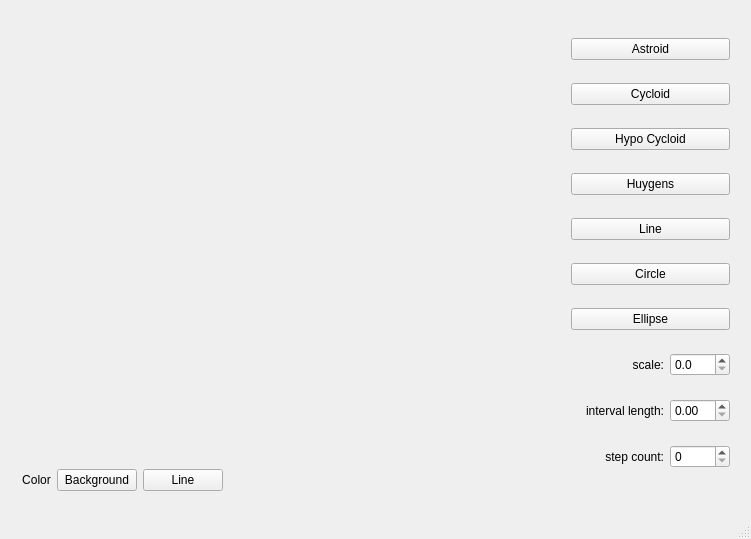
First picture: the form in mainwindow.ui, repository andregri/QtCurvesCPP, before the edit.
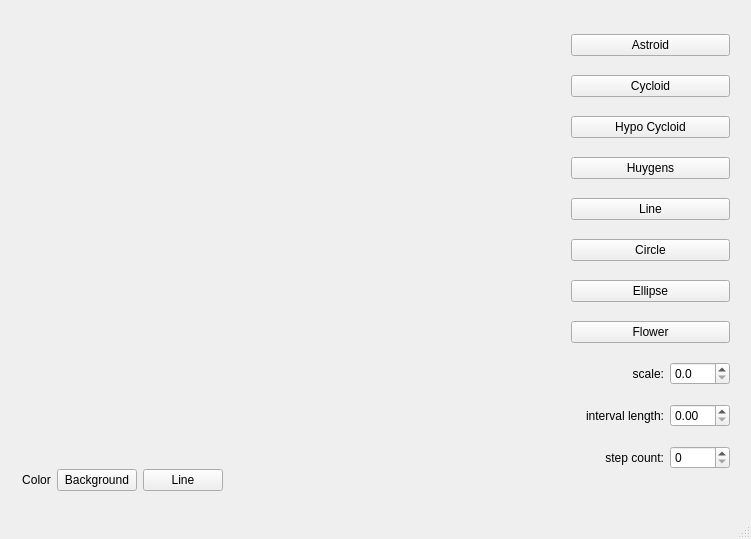
Second picture: the form after the edit. Custom widgets are drawn as their Qt base class.

Commit message: add flower curve

```diff
--- a/mainwindow.ui
+++ b/mainwindow.ui
@@ -73,6 +73,13 @@
        </property>
       </widget>
      </item>
+     <item>
+      <widget class="QPushButton" name="btnFlower">
+       <property name="text">
+        <string>Flower</string>
+       </property>
+      </widget>
+     </item>
      <item>
       <layout class="QHBoxLayout" name="horizontalLayout">
        <item>
```
The commit also changes 4 other files.
